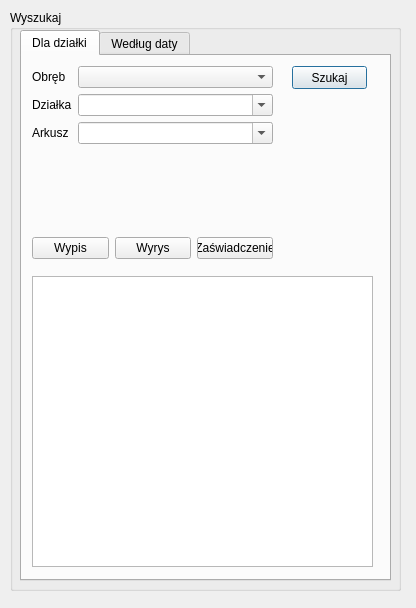
The window that MPZPInfo_dialog_base.ui (tomplamka/MPZP) describes before a commit, drawn with Qt 5.
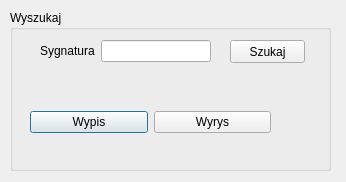
The same window after the commit. Icons and pictures are not drawn.

```diff
--- a/MPZPInfo_dialog_base.ui
+++ b/MPZPInfo_dialog_base.ui
@@ -6,8 +6,8 @@
    <rect>
     <x>0</x>
     <y>0</y>
-    <width>416</width>
-    <height>608</height>
+    <width>346</width>
+    <height>182</height>
    </rect>
   </property>
   <property name="windowTitle">
@@ -18,101 +18,18 @@
     <rect>
      <x>10</x>
      <y>10</y>
-     <width>391</width>
-     <height>581</height>
+     <width>321</width>
+     <height>161</height>
     </rect>
    </property>
    <property name="title">
     <string>Wyszukaj</string>
    </property>
-   <widget class="QTabWidget" name="tabWidget">
-    <property name="geometry">
-     <rect>
-      <x>10</x>
-      <y>20</y>
-      <width>371</width>
-      <height>551</height>
-     </rect>
-    </property>
-    <property name="currentIndex">
-     <number>0</number>
-    </property>
-    <widget class="QWidget" name="tab">
-     <attribute name="title">
-      <string>Dla działki</string>
-     </attribute>
-     <widget class="QWidget" name="formLayoutWidget">
-      <property name="geometry">
-       <rect>
-        <x>10</x>
-        <y>10</y>
-        <width>241</width>
-        <height>91</height>
-       </rect>
-      </property>
-      <layout class="QFormLayout" name="formLayout">
-       <item row="0" column="0">
-        <widget class="QLabel" name="obrebLabel">
-         <property name="text">
-          <string>Obręb</string>
-         </property>
-        </widget>
-       </item>
-       <item row="0" column="1">
-        <widget class="QComboBox" name="obrebComboBox"/>
-       </item>
-       <item row="1" column="0">
-        <widget class="QLabel" name="dzialkaLabel">
-         <property name="text">
-          <string>Działka</string>
-         </property>
-        </widget>
-       </item>
-       <item row="1" column="1">
-        <widget class="QComboBox" name="dzialkaComboBox">
-         <property name="editable">
-          <bool>true</bool>
-         </property>
-        </widget>
-       </item>
-       <item row="2" column="0">
-        <widget class="QLabel" name="arkuszLabel">
-         <property name="text">
-          <string>Arkusz</string>
-         </property>
-        </widget>
-       </item>
-       <item row="2" column="1">
-        <widget class="QComboBox" name="arkuszComboBox">
-         <property name="editable">
-          <bool>true</bool>
-         </property>
-        </widget>
-       </item>
-      </layout>
-     </widget>
-     <widget class="QPushButton" name="btnSzukaj">
-      <property name="geometry">
-       <rect>
-        <x>270</x>
-        <y>10</y>
-        <width>75</width>
-        <height>23</height>
-       </rect>
-      </property>
-      <property name="text">
-       <string>Szukaj</string>
-      </property>
-      <property name="icon">
-       <iconset>
-        <normaloff>../../../../../../.designer/backup/icon/search.png</normaloff>../../../../../../.designer/backup/icon/search.png</iconset>
-      </property>
-     </widget>
      <widget class="QWidget" name="layoutWidget">
       <property name="geometry">
        <rect>
-        <x>10</x>
-        <y>180</y>
+      <x>20</x>
+      <y>100</y>
         <width>241</width>
         <height>25</height>
        </rect>
@@ -132,88 +49,35 @@
          </property>
         </widget>
        </item>
-       <item>
-        <widget class="QPushButton" name="btnZaswiadczeniePDF">
-         <property name="text">
-          <string>Zaświadczenie</string>
-         </property>
-        </widget>
-       </item>
-      </layout>
-     </widget>
-     <widget class="QTableWidget" name="tableWidget">
+    </layout>
+   </widget>
+   <widget class="QWidget" name="formLayoutWidget">
       <property name="geometry">
        <rect>
-        <x>10</x>
-        <y>220</y>
-        <width>341</width>
-        <height>291</height>
-       </rect>
-      </property>
-     </widget>
-    </widget>
-    <widget class="QWidget" name="tab_2">
-     <attribute name="title">
-      <string>Według daty</string>
-     </attribute>
-     <widget class="QWidget" name="formLayoutWidget_2">
-      <property name="geometry">
-       <rect>
-        <x>20</x>
-        <y>20</y>
-        <width>231</width>
-        <height>74</height>
-       </rect>
-      </property>
-      <layout class="QFormLayout" name="formLayout_2">
-       <property name="fieldGrowthPolicy">
-        <enum>QFormLayout::AllNonFixedFieldsGrow</enum>
-       </property>
+      <x>30</x>
+      <y>30</y>
+      <width>171</width>
+      <height>41</height>
+     </rect>
+    </property>
+    <layout class="QFormLayout" name="formLayout">
        <item row="0" column="0">
-        <widget class="QLabel" name="obrebLabel_2">
+      <widget class="QLabel" name="sygnaturaLabel">
          <property name="text">
-          <string>Obręb</string>
+        <string>Sygnatura</string>
          </property>
         </widget>
        </item>
        <item row="0" column="1">
-        <widget class="QComboBox" name="obrebComboBox_2"/>
-       </item>
-       <item row="1" column="0">
-        <widget class="QLabel" name="odLabel">
-         <property name="text">
-          <string>Od</string>
-         </property>
-        </widget>
-       </item>
-       <item row="1" column="1">
-        <widget class="QDateEdit" name="odDateEdit">
-         <property name="calendarPopup">
-          <bool>true</bool>
-         </property>
-        </widget>
-       </item>
-       <item row="2" column="0">
-        <widget class="QLabel" name="doLabel">
-         <property name="text">
-          <string>Do</string>
-         </property>
-        </widget>
-       </item>
-       <item row="2" column="1">
-        <widget class="QDateEdit" name="doDateEdit">
-         <property name="calendarPopup">
-          <bool>true</bool>
-         </property>
-        </widget>
+      <widget class="QLineEdit" name="sygnaturaLineEdit"/>
        </item>
       </layout>
      </widget>
-     <widget class="QPushButton" name="btnSzukajTab2">
+   <widget class="QPushButton" name="btnSzukaj">
       <property name="geometry">
        <rect>
-        <x>270</x>
-        <y>20</y>
+      <x>220</x>
+      <y>30</y>
         <width>75</width>
         <height>23</height>
        </rect>
@@ -221,8 +85,6 @@
       <property name="text">
        <string>Szukaj</string>
       </property>
-     </widget>
-    </widget>
    </widget>
   </widget>
  </widget>
```
Lines whose indentation alone changed are shown as unchanged.
